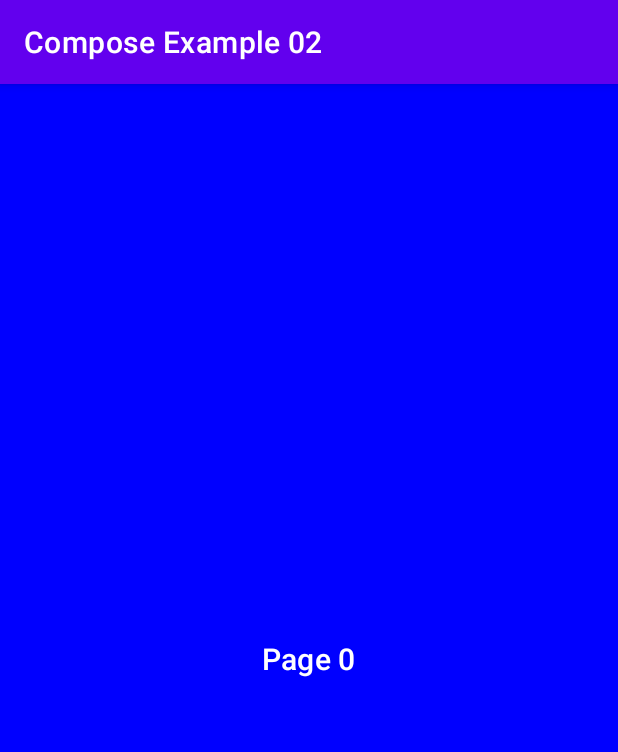
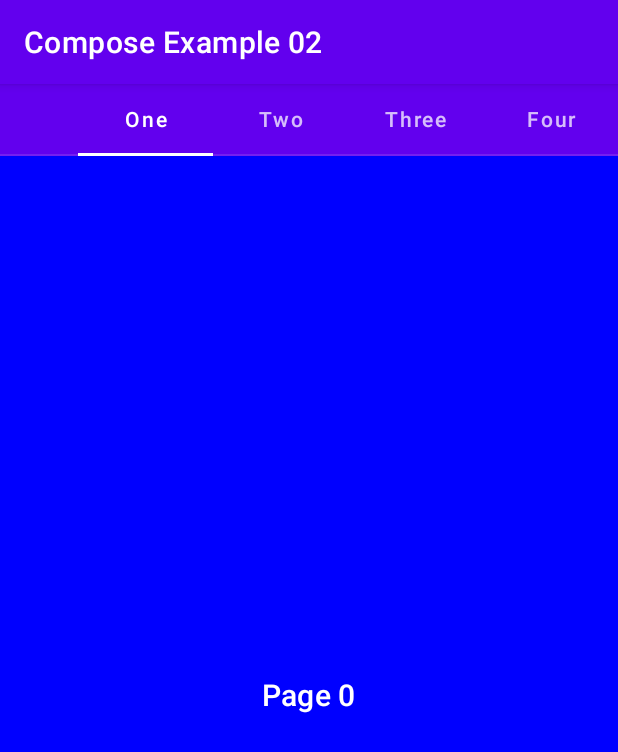
Before and after one commit to poetofcode/AndroidTraining, an Android app built with Jetpack Compose: the fragment OnboardFragment shown on its own in the app's theme, on a phone screen of 412 x 824 dp. Shown: the top 752 px of the screen. Run offline under Robolectric (Android 15) with nearby library versions, the phone set to English and light mode, and no system bars; our stand-ins replace accompanist.

Commit message:
Added tabs

```diff
--- a/ComposeExample02/app/build.gradle
+++ b/ComposeExample02/app/build.gradle
@@ -68,4 +68,5 @@ dependencies {
 
     // Accompanist:Pager
     implementation "com.google.accompanist:accompanist-pager:$versions.pager"
+    implementation "com.google.accompanist:accompanist-pager-indicators:$versions.pager"
 }
--- a/ComposeExample02/app/src/main/java/com/example/composeexample02/OnboardFragment.kt
+++ b/ComposeExample02/app/src/main/java/com/example/composeexample02/OnboardFragment.kt
@@ -7,9 +7,7 @@ import android.view.ViewGroup
 import androidx.compose.foundation.layout.Arrangement
 import androidx.compose.foundation.layout.Column
 import androidx.compose.foundation.layout.fillMaxSize
-import androidx.compose.material.MaterialTheme
-import androidx.compose.material.Surface
-import androidx.compose.material.Text
+import androidx.compose.material.*
 import androidx.compose.runtime.Composable
 import androidx.compose.ui.Alignment
 import androidx.compose.ui.Modifier
@@ -19,6 +17,7 @@ import androidx.compose.ui.tooling.preview.Preview
 import androidx.fragment.app.Fragment
 import com.google.accompanist.pager.ExperimentalPagerApi
 import com.google.accompanist.pager.HorizontalPager
+import com.google.accompanist.pager.pagerTabIndicatorOffset
 import com.google.accompanist.pager.rememberPagerState
 
 class OnboardFragment : Fragment() {
@@ -40,14 +39,41 @@ class OnboardFragment : Fragment() {
     @Preview(showBackground = true)
     @Composable
     fun Splash() {
-        val pagerState = rememberPagerState(pageCount = 3)
+        val pages = listOf("One", "Two", "Three", "Four", "Five", "Six", "Seven")
+        val pagerState = rememberPagerState(pageCount = pages.size)
 
-        HorizontalPager(
-            state = pagerState,
-            modifier = Modifier.fillMaxSize()
-        ) { page ->
-            val bgArr = listOf(Color.Blue, Color.Green, Color.Magenta)
-            Page(num = page, bgColor = bgArr[page])
+        Column {
+
+            ScrollableTabRow(
+                // Our selected tab is our current page
+                selectedTabIndex = pagerState.currentPage,
+                // Override the indicator, using the provided pagerTabIndicatorOffset modifier
+                indicator = { tabPositions ->
+                    TabRowDefaults.Indicator(
+                        Modifier.pagerTabIndicatorOffset(pagerState, tabPositions)
+                    )
+                }
+            ) {
+                // Add tabs for all of our pages
+                pages.forEachIndexed { index, title ->
+                    Tab(
+                        text = { Text(title) },
+                        selected = pagerState.currentPage == index,
+                        onClick = { /* TODO */ },
+                    )
+                }
+            }
+
+            HorizontalPager(
+                state = pagerState,
+                modifier = Modifier.fillMaxSize()
+            ) { page ->
+                val bgArr = pages.mapIndexed { index, _ ->
+                    listOf(Color.Blue, Color.Green, Color.Magenta)[index % 3]
+                }
+                Page(num = page, bgColor = bgArr[page])
+            }
+
         }
     }
 
```
